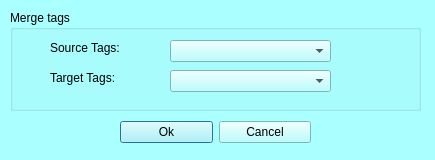
This is MorphoDig/Qt/mqMergeTagsDialog.ui in morphomuseum/MorphoDig as Qt 5 draws it before an edit. The edited form follows.
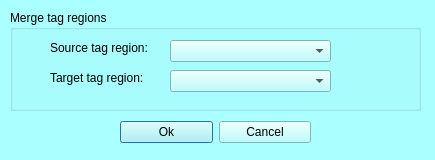
This is the edited form.

Commit message: Merge tags and very small things

Diff of the .ui file:
```diff
--- a/MorphoDig/Qt/mqMergeTagsDialog.ui
+++ b/MorphoDig/Qt/mqMergeTagsDialog.ui
@@ -464,7 +464,7 @@
     </rect>
    </property>
    <property name="title">
-    <string>Merge tags</string>
+    <string>Merge tag regions</string>
    </property>
    <widget class="QComboBox" name="sourceTags">
     <property name="geometry">
@@ -486,7 +486,7 @@
      </rect>
     </property>
     <property name="text">
-     <string>&lt;html&gt;&lt;head/&gt;&lt;body&gt;&lt;p&gt;Source Tags:&lt;/p&gt;&lt;/body&gt;&lt;/html&gt;</string>
+     <string>&lt;html&gt;&lt;head/&gt;&lt;body&gt;&lt;p&gt;Source tag region:&lt;/p&gt;&lt;/body&gt;&lt;/html&gt;</string>
     </property>
    </widget>
    <widget class="QComboBox" name="targetTags">
@@ -509,7 +509,7 @@
      </rect>
     </property>
     <property name="text">
-     <string>&lt;html&gt;&lt;head/&gt;&lt;body&gt;&lt;p&gt;Target Tags:&lt;/p&gt;&lt;/body&gt;&lt;/html&gt;</string>
+     <string>&lt;html&gt;&lt;head/&gt;&lt;body&gt;&lt;p&gt;Target tag region:&lt;/p&gt;&lt;/body&gt;&lt;/html&gt;</string>
     </property>
    </widget>
   </widget>
```
Left out of the diff: 2 changed lines with no effect on the pictures. The commit also changes 2 other files.
